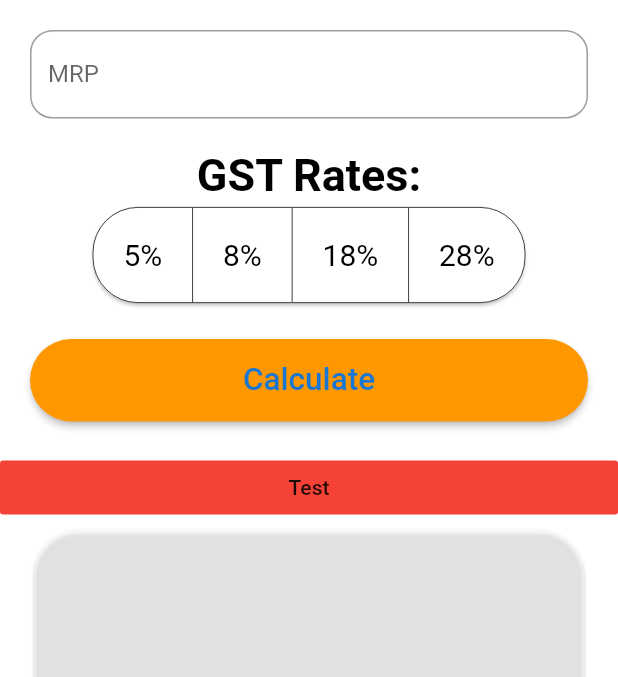
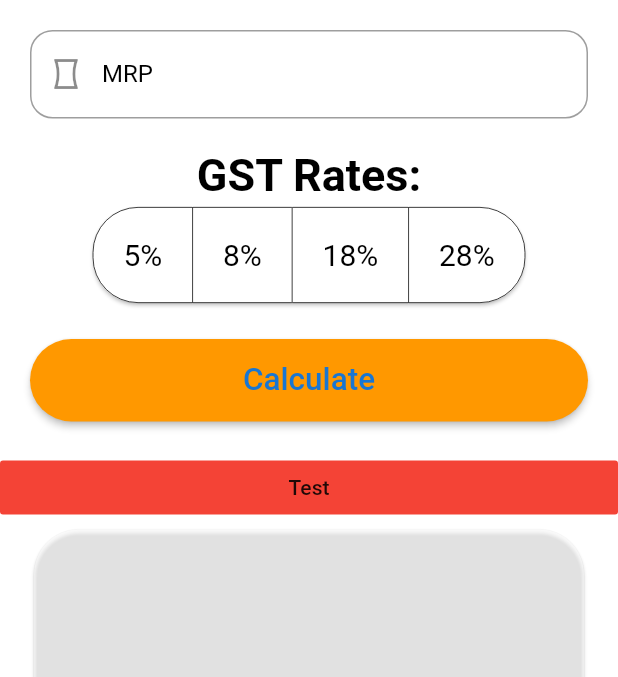
Before and after one commit to BullsEye34/no_gst_calculator, a Flutter app: the screen it shows after launch, on a phone screen of 412 x 824 dp, the part 84-761 px from its top. Run offline on Flutter 3.47's test engine with Material 2 defaults, Android fonts, the phone set to English and light mode, and no system bars; missing offline and left inert: flutter_cupertino_data_picker.

Commit message:
Styling TextField

```diff
--- a/lib/app.dart
+++ b/lib/app.dart
@@ -52,15 +52,16 @@ class _GSTFormState extends State<app> {
                 padding: EdgeInsets.all(_padding),
                 child: TextField(
                   keyboardType: TextInputType.number,
-                  //style: textStyle,
+                  style: TextStyle(color: Colors.black),
                   controller: priceCon,
                   decoration: InputDecoration(
                       labelText: 'MRP',
+                      prefixIcon: Icon(Icons.panorama_vertical),
                       hintText: 'Enter the Final Price ',
-                      //labelStyle: textStyle,
+                      labelStyle: TextStyle(color: Colors.black),
                       border: OutlineInputBorder(
                         borderSide:
-                            BorderSide(color: Colors.orange, width: 10.0),
+                            BorderSide(color: Colors.black, width: 10.0),
                         borderRadius: BorderRadius.circular(15.0),
                       )),
                 ),
```
